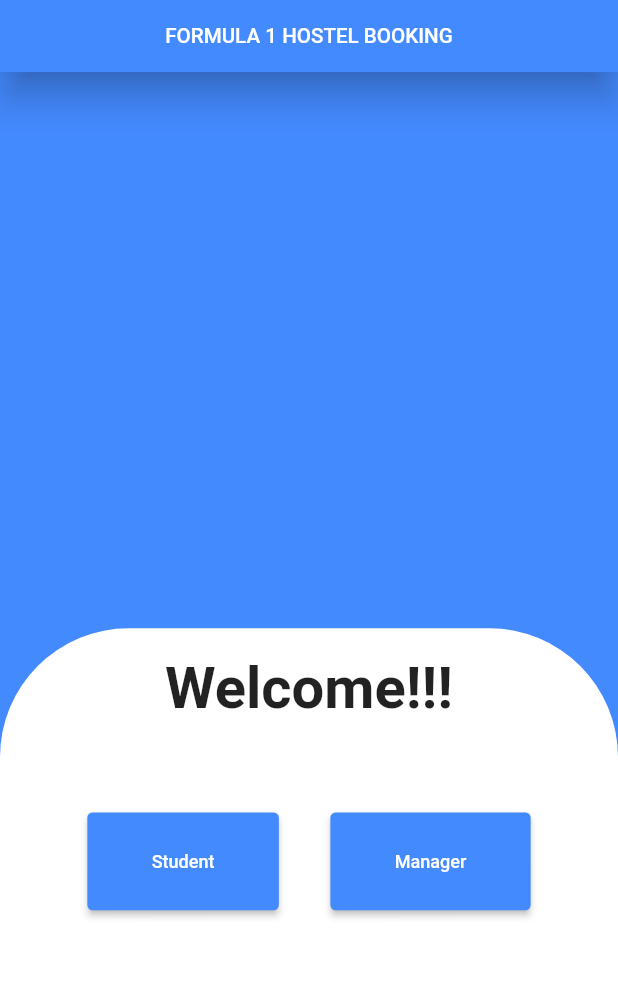
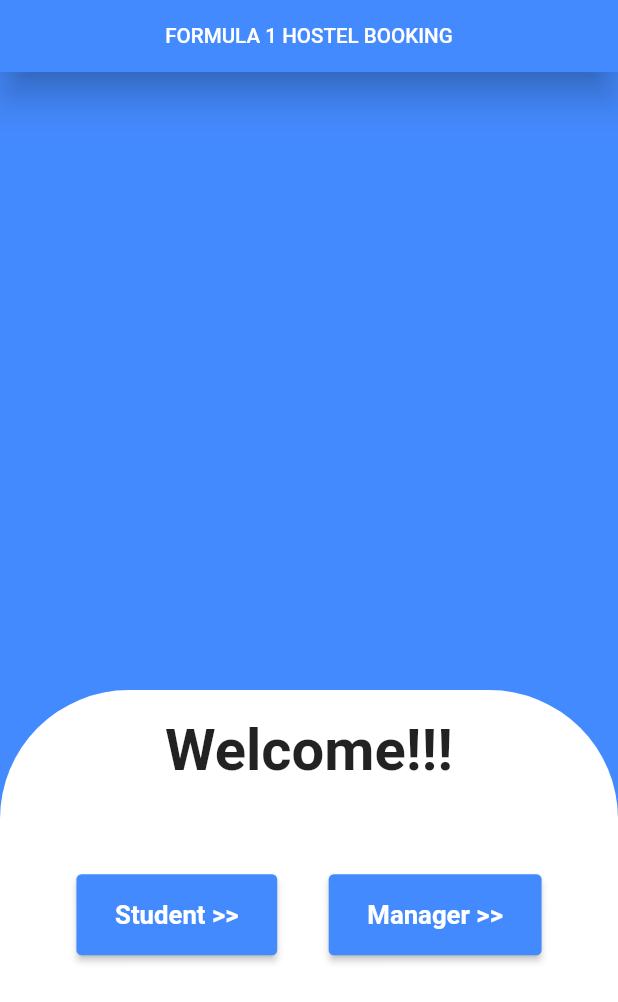
Before and after one commit to Formula-1-One/Formula1-Hostel-Booking-Frontend, a Flutter app: the screen it shows after launch, on a phone screen of 412 x 824 dp. Shown: the top 1002 px of the screen. Run offline on Flutter 3.47's test engine with Material 2 defaults, Android fonts, the phone set to English and light mode, and no system bars; our stand-ins replace carousel_pro, get, hexcolor, otp_text_field, pdf and 2 more; missing offline and left inert: dart:ffi.

Commit message:
main screen version 2

```diff
--- a/lib/pages_main_screen/mainScreen.dart
+++ b/lib/pages_main_screen/mainScreen.dart
@@ -3,6 +3,8 @@
 
 import 'package:flutter/material.dart';
 import 'package:get/get.dart';
+import 'package:hostel_booking_app_ui_f1/pages_login/login_components/login_page.dart';
+import 'package:hostel_booking_app_ui_f1/pages_manager/login.dart';
 
 void main () => runApp(MaterialApp(
   debugShowCheckedModeBanner: false,
@@ -37,7 +39,7 @@ class MainScreen extends StatelessWidget {
                 ),
       Container(
         padding: EdgeInsets.symmetric(horizontal: 35,vertical: 20),
-        margin: EdgeInsets.only(top: MediaQuery.of(context).size.height*0.45),
+        margin: EdgeInsets.only(top: MediaQuery.of(context).size.height*0.5),
         width: double.infinity,
         height: 600,
         decoration: BoxDecoration(
@@ -59,19 +61,33 @@ class MainScreen extends StatelessWidget {
                 ElevatedButton(
                   style: TextButton.styleFrom(
                     backgroundColor: Colors.blueAccent,
-                    padding: EdgeInsets.symmetric(vertical: 30, horizontal: 50)
+                    padding: EdgeInsets.symmetric(vertical: 20, horizontal: 30)
                   ),
-                  onPressed: (){},
-                    child:Text('Student'),
+                  onPressed: (){
+                    Navigator.push(context, MaterialPageRoute(builder: (context) => LoginPage()));
+                  },
+                    child:Text('Student >>',
+                      style: TextStyle(
+                          fontWeight: FontWeight.bold,
+                          fontSize: 20
+                      ),
+                    ),
                 ),
                 SizedBox(width: 40.0,),
                 ElevatedButton(
                   style: TextButton.styleFrom(
                       backgroundColor: Colors.blueAccent,
-                      padding: EdgeInsets.symmetric(vertical: 30, horizontal: 50)
+                      padding: EdgeInsets.symmetric(vertical: 20, horizontal: 30)
                   ),
-                  onPressed: (){},
-                    child: Text('Manager'),
+                  onPressed: (){
+                    Navigator.push(context, MaterialPageRoute(builder: (context) => ManagerLoginPage()));
+                  },
+                    child: Text('Manager >>',
+                      style: TextStyle(
+                        fontWeight: FontWeight.bold,
+                        fontSize: 20
+                      ),
+                    ),
                 ),
               ],
             ),
--- a/lib/pages_manager/manager_create_password.dart
+++ b/lib/pages_manager/manager_create_password.dart
@@ -26,10 +26,10 @@ class _ManagerCreatePasswordState extends State<ManagerCreatePassword> {
   @override
   Widget build(BuildContext context) {
     return Scaffold(
-        backgroundColor: Colors.deepPurpleAccent,
+        backgroundColor: Colors.blueAccent,
         appBar: AppBar(
           centerTitle: true,
-          backgroundColor: Colors.deepPurpleAccent,
+          backgroundColor: Colors.blueAccent,
           title: Text("FORMULA 1 HOSTEL BOOKING",
             style: TextStyle(
                 fontSize: 16
@@ -119,7 +119,7 @@ class _ManagerCreatePasswordState extends State<ManagerCreatePassword> {
                 Center(
                   child: ElevatedButton(
                     style: TextButton.styleFrom(
-                      backgroundColor: Colors.deepPurpleAccent,
+                      backgroundColor: Colors.blueAccent,
                       padding: EdgeInsets.symmetric(horizontal: 55,vertical: 20),
                     ),
                     onPressed: (){
```
Also changed, not shown: lib/pages_login/login_components/login_page.dart (+4 -17 lines), lib/pages_manager/login.dart (+6 -5 lines), lib/pages_manager/manager_forgot_password.dart (+4 -4 lines), lib/pages_manager/manager_password_verification.dart (+4 -4 lines).
